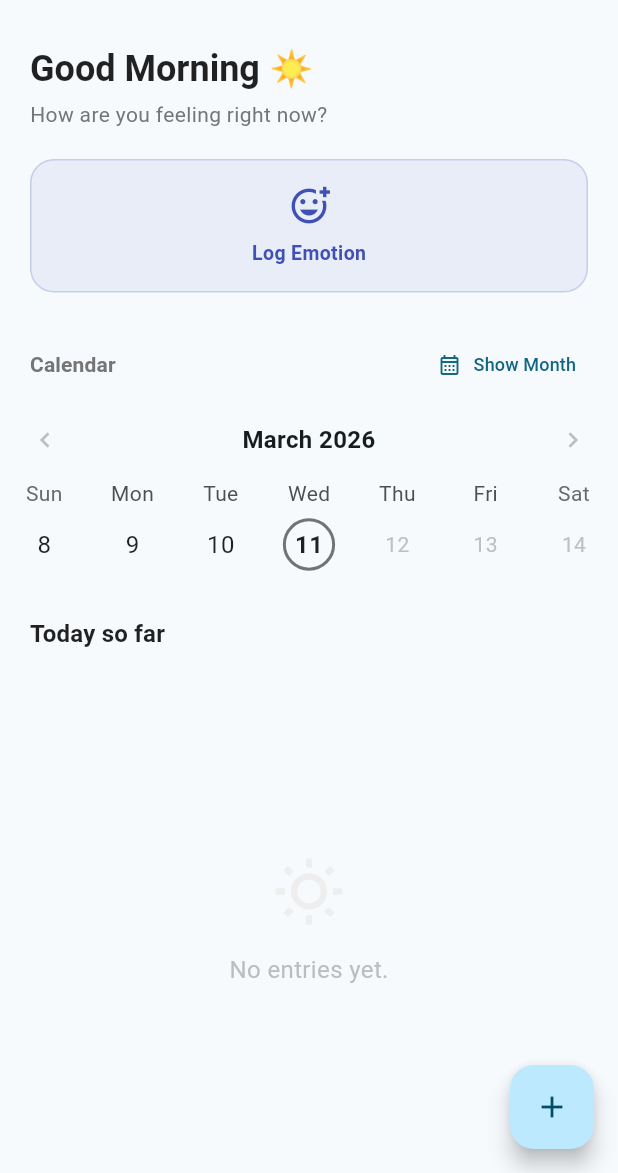
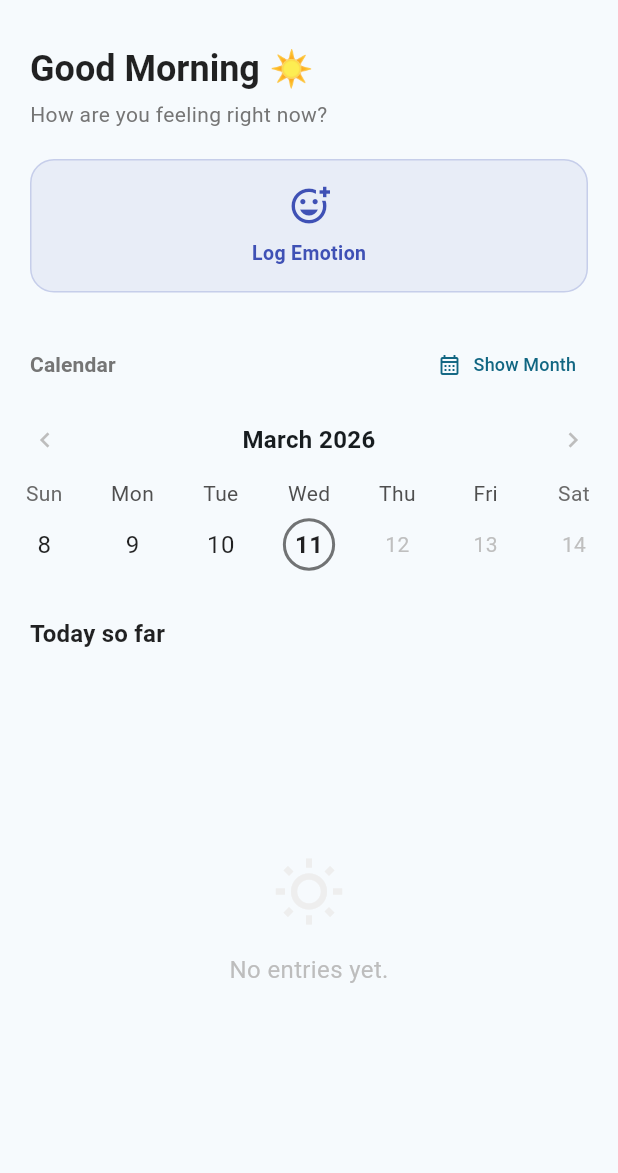
Before and after one commit to AkiTennen/emotion_tracker, a Flutter app: the screen it shows after launch, on a phone screen of 412 x 824 dp, the part 63-1236 px from its top. Run offline on Flutter 3.47's test engine with Material 3 defaults, Android fonts, the phone set to English and light mode, and no system bars; drawn by our look-alikes of table_calendar; our stand-ins replace audioplayers, file_picker, flutter_colorpicker, flutter_local_notifications, flutter_svg, flutter_timezone and 3 more; accounts and stored records are empty; project files that could hold a hidden picture were left out.

Commit message:
Feat: no more fAB on homescreen

```diff
--- a/lib/features/home/home_screen.dart
+++ b/lib/features/home/home_screen.dart
@@ -734,13 +734,6 @@ class _HomeScreenState extends State<HomeScreen> {
             ),
         ],
       ),
-      floatingActionButton: _selectedDay != null
-          ? FloatingActionButton(
-        onPressed: _onAddButtonPressed,
-        tooltip: 'Add',
-        child: const Icon(Icons.add),
-      )
-          : null,
     );
   }
 }
```
